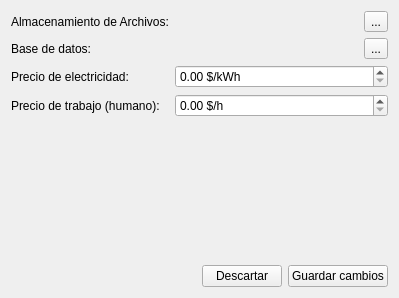
The window that UI/settings.ui (LewisMojica/3DPricing) describes before a commit, drawn with Qt 5.
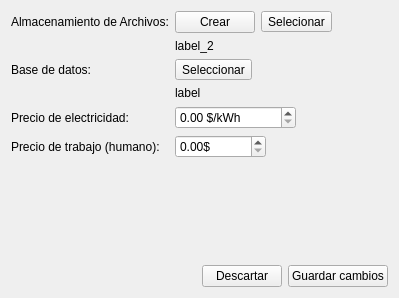
The same window after the commit.

What changed in the file:
```diff
--- a/UI/settings.ui
+++ b/UI/settings.ui
@@ -26,91 +26,139 @@
      <item row="0" column="1">
       <layout class="QHBoxLayout" name="horizontalLayout_3">
        <item>
-        <widget class="QLabel" name="label_2">
+        <widget class="QPushButton" name="pushButton_3">
          <property name="text">
-          <string/>
-         </property>
-         <property name="alignment">
-          <set>Qt::AlignRight|Qt::AlignTrailing|Qt::AlignVCenter</set>
+          <string>Crear</string>
          </property>
         </widget>
        </item>
        <item>
         <widget class="QToolButton" name="toolButton_2">
          <property name="text">
-          <string>...</string>
+          <string>Selecionar</string>
          </property>
         </widget>
        </item>
+       <item>
+        <spacer name="horizontalSpacer_2">
+         <property name="orientation">
+          <enum>Qt::Horizontal</enum>
+         </property>
+         <property name="sizeHint" stdset="0">
+          <size>
+           <width>40</width>
+           <height>20</height>
+          </size>
+         </property>
+        </spacer>
+       </item>
       </layout>
      </item>
-     <item row="1" column="0">
+     <item row="1" column="1">
+      <widget class="QLabel" name="label_2">
+       <property name="text">
+        <string>label_2</string>
+       </property>
+       <property name="alignment">
+        <set>Qt::AlignLeading|Qt::AlignLeft|Qt::AlignVCenter</set>
+       </property>
+      </widget>
+     </item>
+     <item row="2" column="0">
       <widget class="QLabel" name="baseDeDatosLabel">
        <property name="text">
         <string>Base de datos:</string>
        </property>
       </widget>
      </item>
-     <item row="1" column="1">
+     <item row="2" column="1">
       <layout class="QHBoxLayout" name="horizontalLayout">
-       <item>
-        <widget class="QLabel" name="label">
-         <property name="text">
-          <string/>
-         </property>
-         <property name="alignment">
-          <set>Qt::AlignRight|Qt::AlignTrailing|Qt::AlignVCenter</set>
-         </property>
-        </widget>
-       </item>
        <item>
         <widget class="QToolButton" name="toolButton">
          <property name="text">
-          <string>...</string>
+          <string>Seleccionar</string>
          </property>
         </widget>
        </item>
       </layout>
      </item>
-     <item row="2" column="0">
+     <item row="3" column="1">
+      <widget class="QLabel" name="label">
+       <property name="text">
+        <string>label</string>
+       </property>
+       <property name="alignment">
+        <set>Qt::AlignLeading|Qt::AlignLeft|Qt::AlignVCenter</set>
+       </property>
+      </widget>
+     </item>
+     <item row="4" column="0">
       <widget class="QLabel" name="precioDeElectricidadLabel">
        <property name="text">
         <string>Precio de electricidad:</string>
        </property>
       </widget>
      </item>
-     <item row="2" column="1">
-      <widget class="QDoubleSpinBox" name="doubleSpinBox">
-       <property name="prefix">
-        <string/>
-       </property>
-       <property name="suffix">
-        <string> $/kWh</string>
-       </property>
-       <property name="maximum">
-        <double>99999999.989999994635582</double>
-       </property>
-       <property name="singleStep">
-        <double>0.010000000000000</double>
-       </property>
-      </widget>
-     </item>
-     <item row="3" column="0">
+     <item row="5" column="0">
       <widget class="QLabel" name="precioDeTrabajoHumanoLabel">
        <property name="text">
         <string>Precio de trabajo (humano):</string>
        </property>
       </widget>
      </item>
-     <item row="3" column="1">
-      <widget class="QDoubleSpinBox" name="precioDeTrabajoHumanoDoubleSpinBox">
-       <property name="suffix">
-        <string> $/h</string>
-       </property>
-       <property name="maximum">
-        <double>99999999.000000000000000</double>
-       </property>
-      </widget>
+     <item row="4" column="1">
+      <layout class="QHBoxLayout" name="horizontalLayout_4">
+       <item>
+        <widget class="QDoubleSpinBox" name="doubleSpinBox">
+         <property name="suffix">
+          <string> $/kWh</string>
+         </property>
+         <property name="maximum">
+          <double>999999999.000000000000000</double>
+         </property>
+        </widget>
+       </item>
+       <item>
+        <spacer name="horizontalSpacer_3">
+         <property name="orientation">
+          <enum>Qt::Horizontal</enum>
+         </property>
+         <property name="sizeHint" stdset="0">
+          <size>
+           <width>40</width>
+           <height>20</height>
+          </size>
+         </property>
+        </spacer>
+       </item>
+      </layout>
+     </item>
+     <item row="5" column="1">
+      <layout class="QHBoxLayout" name="horizontalLayout_5">
+       <item>
+        <widget class="QDoubleSpinBox" name="doubleSpinBox_2">
+         <property name="suffix">
+          <string>$</string>
+         </property>
+         <property name="maximum">
+          <double>999999999.000000000000000</double>
+         </property>
+        </widget>
+       </item>
+       <item>
+        <spacer name="horizontalSpacer_4">
+         <property name="orientation">
+          <enum>Qt::Horizontal</enum>
+         </property>
+         <property name="sizeHint" stdset="0">
+          <size>
+           <width>40</width>
+           <height>20</height>
+          </size>
+         </property>
+        </spacer>
+       </item>
+      </layout>
      </item>
     </layout>
    </item>
```
